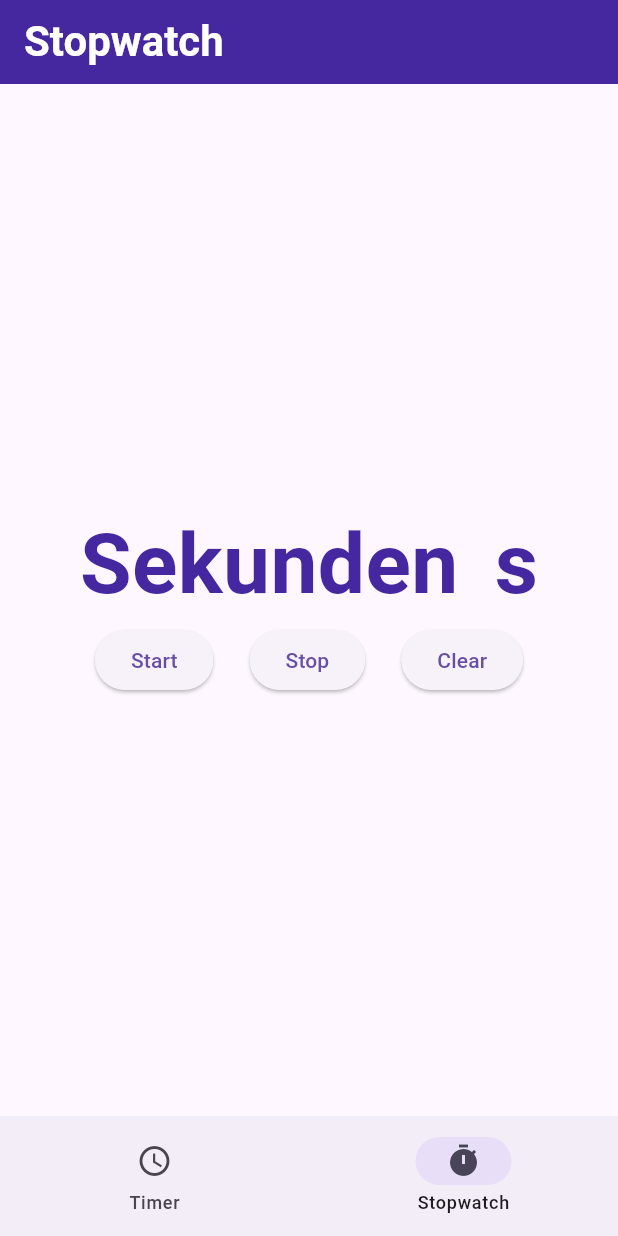
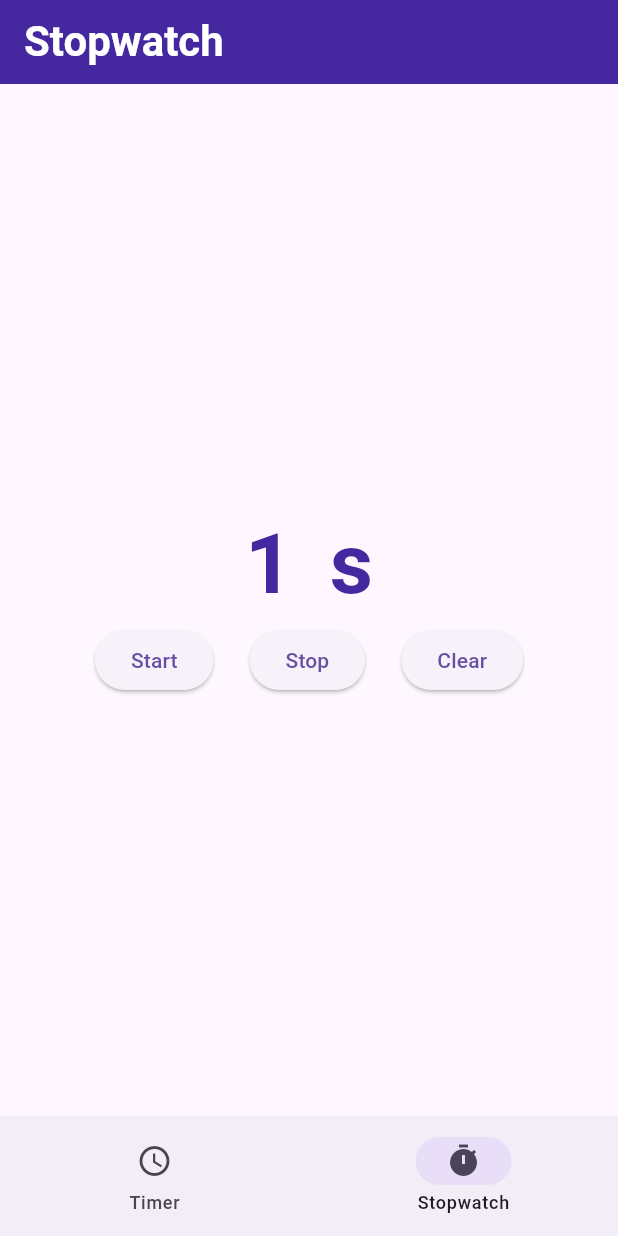
Before and after one commit to Sascha-create/timer_app, a Flutter app: the screen it shows after launch, item 2 of the bottom bar chosen, after a tap on "Start", on a phone screen of 412 x 824 dp. Run offline on Flutter 3.47's test engine with Material 3 defaults, Android fonts, the phone set to English and light mode, and no system bars.

Commit message:
added counter to stopwatch

```diff
--- a/lib/features/stopwatch/stopwatch_screen.dart
+++ b/lib/features/stopwatch/stopwatch_screen.dart
@@ -1,10 +1,22 @@
 import 'package:flutter/material.dart';
 
-class StopwatchScreen extends StatelessWidget {
+class StopwatchScreen extends StatefulWidget {
   const StopwatchScreen({
     super.key,
   });
 
+  @override
+  State<StopwatchScreen> createState() => _StopwatchScreenState();
+}
+
+int counter = 0;
+bool isStarted = false;
+
+Future<int> count() {
+  return Future.delayed(Duration(seconds: 1), () => 1);
+}
+
+class _StopwatchScreenState extends State<StopwatchScreen> {
   @override
   Widget build(BuildContext context) {
     return Scaffold(
@@ -20,7 +32,7 @@ class StopwatchScreen extends StatelessWidget {
                         fontSize: 56,
                         fontWeight: FontWeight.bold,
                         color: Colors.deepPurple.shade800),
-                    'Sekunden'),
+                    '$counter'),
                 const SizedBox(
                   width: 24,
                 ),
@@ -35,15 +47,34 @@ class StopwatchScreen extends StatelessWidget {
             Row(
               mainAxisAlignment: MainAxisAlignment.center,
               children: [
-                ElevatedButton(onPressed: () {}, child: const Text("Start")),
+                ElevatedButton(
+                    onPressed: () async {
+                      isStarted = true;
+                      while (isStarted) {
+                        counter += await count();
+                        setState(() {});
+                      }
+                      ;
+                    },
+                    child: const Text("Start")),
                 const SizedBox(
                   width: 24,
                 ),
-                ElevatedButton(onPressed: () {}, child: const Text("Stop")),
+                ElevatedButton(
+                    onPressed: () {
+                      isStarted = false;
+                    },
+                    child: const Text("Stop")),
                 const SizedBox(
                   width: 24,
                 ),
-                ElevatedButton(onPressed: () {}, child: const Text("Clear")),
+                ElevatedButton(
+                    onPressed: () {
+                      setState(() {
+                        counter = 0;
+                      });
+                    },
+                    child: const Text("Clear")),
               ],
             )
           ],
--- a/lib/features/timer/timer_screen.dart
+++ b/lib/features/timer/timer_screen.dart
@@ -1,10 +1,17 @@
 import 'package:flutter/material.dart';
 
-class TimerScreen extends StatelessWidget {
+class TimerScreen extends StatefulWidget {
   const TimerScreen({
     super.key,
   });
 
+  @override
+  State<TimerScreen> createState() => _TimerScreenState();
+}
+
+int counter = 0;
+
+class _TimerScreenState extends State<TimerScreen> {
   @override
   Widget build(BuildContext context) {
     return Scaffold(
@@ -20,7 +27,7 @@ class TimerScreen extends StatelessWidget {
                         fontSize: 56,
                         fontWeight: FontWeight.bold,
                         color: Colors.deepPurple.shade800),
-                    'Sekunden'),
+                    "$counter"),
                 const SizedBox(
                   width: 24,
                 ),
```
